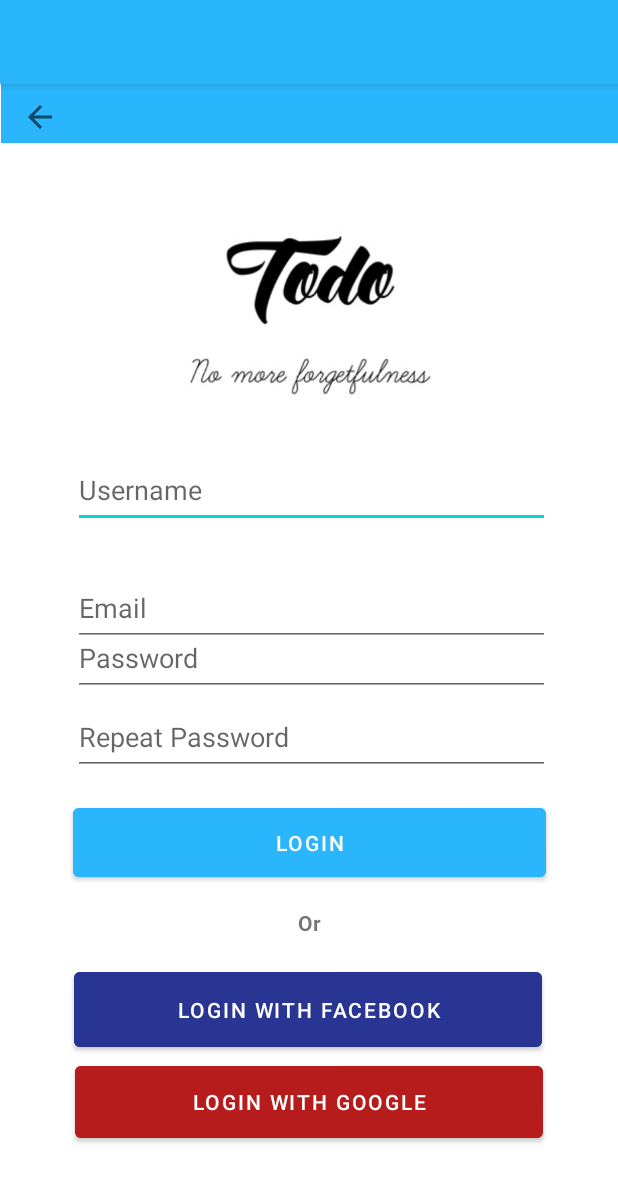
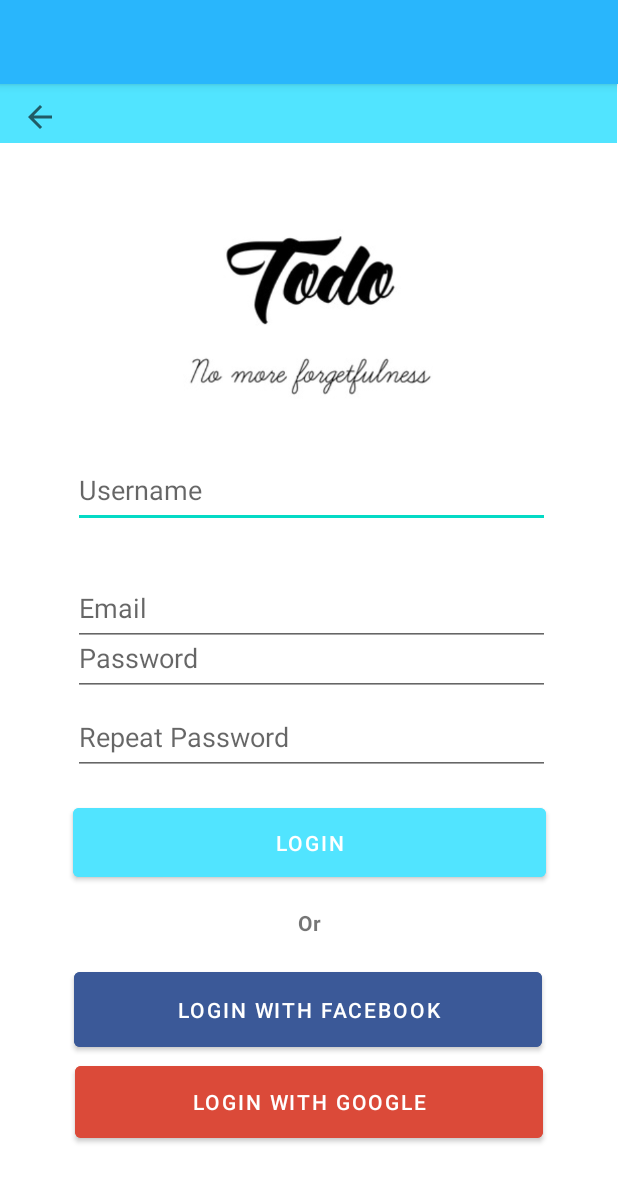
Before and after one commit to JeuRC/ToDo, an Android app: the screen it shows after launch (Recover_Login_ToDo), after a tap on "Sign In", on a phone screen of 412 x 824 dp. Shown: the top 1182 px of the screen. Run offline under Robolectric (Android 15) with nearby library versions, the phone set to English and light mode, and no system bars.

Commit message:
Se cambia la paleta de color a la mostrada en el prototipo

```diff
--- a/app/src/main/AndroidManifest.xml
+++ b/app/src/main/AndroidManifest.xml
@@ -11,6 +11,9 @@
         android:supportsRtl="true"
         android:theme="@style/Theme.ToDo"
         tools:targetApi="31">
+        <activity
+            android:name=".Home"
+            android:exported="false" />
         <activity
             android:name=".Home_Task_Todo"
             android:exported="false" />
--- a/app/src/main/res/layout/activity_login_email_to_do.xml
+++ b/app/src/main/res/layout/activity_login_email_to_do.xml
@@ -10,7 +10,7 @@
         android:id="@+id/top_barra"
         android:layout_width="411dp"
         android:layout_height="39dp"
-        android:background="@color/md_light_blue_400"
+        android:background="#51E4FF"
         app:layout_constraintEnd_toEndOf="parent"
         app:layout_constraintStart_toStartOf="parent"
         app:layout_constraintTop_toTopOf="parent" />
@@ -34,7 +34,7 @@
         android:layout_height="44dp"
         android:layout_marginEnd="358dp"
         android:layout_marginBottom="687dp"
-        android:backgroundTint="@color/md_light_blue_400"
+        android:backgroundTint="#51E4FF"
         android:contentDescription="@string/button_back_text"
         android:text="@string/button_back_text"
         app:layout_constraintBottom_toBottomOf="parent"
@@ -76,7 +76,7 @@
         android:id="@+id/continue_username_todo"
         android:layout_width="315dp"
         android:layout_height="58dp"
-        android:backgroundTint="@color/md_light_blue_400"
+        android:backgroundTint="#51E4FF"
         android:text="@string/button_continue"
         app:layout_constraintBottom_toBottomOf="parent"
         app:layout_constraintEnd_toEndOf="parent"
--- a/app/src/main/res/layout/activity_login_facebook_p.xml
+++ b/app/src/main/res/layout/activity_login_facebook_p.xml
@@ -10,7 +10,7 @@
         android:id="@+id/top_barra"
         android:layout_width="411dp"
         android:layout_height="39dp"
-        android:background="@color/md_indigo_800"
+        android:background="#3B5998"
         app:layout_constraintEnd_toEndOf="parent"
         app:layout_constraintStart_toStartOf="parent"
         app:layout_constraintTop_toTopOf="parent" />
@@ -35,7 +35,7 @@
         android:layout_height="44dp"
         android:layout_marginEnd="358dp"
         android:layout_marginBottom="687dp"
-        android:backgroundTint="@color/md_indigo_800"
+        android:backgroundTint="#3B5998"
         android:contentDescription="@string/button_back_text"
         android:text="@string/button_back_text"
         app:tint="@android:color/white"
@@ -123,7 +123,7 @@
         android:id="@+id/continue_facebook"
         android:layout_width="240dp"
         android:layout_height="56dp"
-        android:backgroundTint="@color/md_indigo_800"
+        android:backgroundTint="#3B5998"
         android:text="@string/continue_facebook"
         android:textAllCaps="false"
         android:textSize="16sp"
--- a/app/src/main/res/layout/activity_login_google_p.xml
+++ b/app/src/main/res/layout/activity_login_google_p.xml
@@ -10,7 +10,7 @@
         android:id="@+id/top_barra"
         android:layout_width="411dp"
         android:layout_height="39dp"
-        android:background="@color/md_red_900"
+        android:background="#DB4A39"
         app:layout_constraintEnd_toEndOf="parent"
         app:layout_constraintStart_toStartOf="parent"
         app:layout_constraintTop_toTopOf="parent" />
@@ -34,7 +34,7 @@
         android:layout_height="44dp"
         android:layout_marginEnd="358dp"
         android:layout_marginBottom="687dp"
-        android:backgroundTint="@color/md_red_900"
+        android:backgroundTint="#DB4A39"
         android:contentDescription="@string/button_back_text"
         android:text="@string/button_back_text"
         app:layout_constraintBottom_toBottomOf="parent"
@@ -134,7 +134,7 @@
         android:id="@+id/continue_facebook"
         android:layout_width="274dp"
         android:layout_height="56dp"
-        android:backgroundTint="@color/md_red_900"
+        android:backgroundTint="#DB4A39"
         android:text="@string/continue_facebook"
         android:textAllCaps="false"
         android:textSize="16sp"
--- a/app/src/main/res/layout/activity_login_sign_facebook.xml
+++ b/app/src/main/res/layout/activity_login_sign_facebook.xml
@@ -10,7 +10,7 @@
         android:id="@+id/top_barra"
         android:layout_width="411dp"
         android:layout_height="39dp"
-        android:background="@color/md_indigo_800"
+        android:background="#3B5998"
         app:layout_constraintEnd_toEndOf="parent"
         app:layout_constraintStart_toStartOf="parent"
         app:layout_constraintTop_toTopOf="parent" />
@@ -35,7 +35,7 @@
         android:layout_height="44dp"
         android:layout_marginEnd="358dp"
         android:layout_marginBottom="687dp"
-        android:backgroundTint="@color/md_indigo_800"
+        android:backgroundTint="#3B5998"
         android:contentDescription="@string/button_back_text"
         android:text="@string/button_back_text"
         app:tint="@android:color/white"
@@ -123,7 +123,7 @@
         android:id="@+id/continue_facebook"
         android:layout_width="240dp"
         android:layout_height="56dp"
-        android:backgroundTint="@color/md_indigo_800"
+        android:backgroundTint="#3B5998"
         android:text="@string/continue_facebook"
         android:textAllCaps="false"
         android:textSize="16sp"
--- a/app/src/main/res/layout/activity_login_sign_google.xml
+++ b/app/src/main/res/layout/activity_login_sign_google.xml
@@ -10,7 +10,7 @@
         android:id="@+id/top_barra"
         android:layout_width="411dp"
         android:layout_height="39dp"
-        android:background="@color/md_red_900"
+        android:background="#DB4A39"
         app:layout_constraintEnd_toEndOf="parent"
         app:layout_constraintStart_toStartOf="parent"
         app:layout_constraintTop_toTopOf="parent" />
@@ -34,7 +34,7 @@
         android:layout_height="44dp"
         android:layout_marginEnd="358dp"
         android:layout_marginBottom="687dp"
-        android:backgroundTint="@color/md_red_900"
+        android:backgroundTint="#DB4A39"
         android:contentDescription="@string/button_back_text"
         android:text="@string/button_back_text"
         app:layout_constraintBottom_toBottomOf="parent"
@@ -134,7 +134,7 @@
         android:id="@+id/continue_google"
         android:layout_width="274dp"
         android:layout_height="56dp"
-        android:backgroundTint="@color/md_red_900"
+        android:backgroundTint="#DB4A39"
         android:text="@string/continue_facebook"
         android:textAllCaps="false"
         android:textSize="16sp"
--- a/app/src/main/res/layout/activity_new_password_to_do.xml
+++ b/app/src/main/res/layout/activity_new_password_to_do.xml
@@ -10,7 +10,7 @@
         android:id="@+id/top_barra"
         android:layout_width="411dp"
         android:layout_height="39dp"
-        android:background="@color/md_light_blue_400"
+        android:background="#51E4FF"
         app:layout_constraintEnd_toEndOf="parent"
         app:layout_constraintStart_toStartOf="parent"
         app:layout_constraintTop_toTopOf="parent" />
@@ -34,7 +34,7 @@
         android:layout_height="44dp"
         android:layout_marginEnd="358dp"
         android:layout_marginBottom="687dp"
-        android:backgroundTint="@color/md_light_blue_400"
+        android:backgroundTint="#51E4FF"
         android:contentDescription="@string/button_back_text"
         android:text="@string/button_back_text"
         app:layout_constraintBottom_toBottomOf="parent"
@@ -104,7 +104,7 @@
         android:id="@+id/send1"
         android:layout_width="315dp"
         android:layout_height="58dp"
-        android:backgroundTint="@color/md_light_blue_400"
+        android:backgroundTint="#51E4FF"
         android:text="@string/button_continue"
         app:layout_constraintBottom_toBottomOf="parent"
         app:layout_constraintEnd_toEndOf="parent"
--- a/app/src/main/res/layout/activity_recover_login_to_do.xml
+++ b/app/src/main/res/layout/activity_recover_login_to_do.xml
@@ -10,8 +10,9 @@
         android:id="@+id/top_barra"
         android:layout_width="411dp"
         android:layout_height="39dp"
-        android:background="@color/md_light_blue_400"
+        android:background="#51E4FF"
         app:layout_constraintEnd_toEndOf="parent"
+        app:layout_constraintHorizontal_bias="0.0"
         app:layout_constraintStart_toStartOf="parent"
         app:layout_constraintTop_toTopOf="parent" />
 
@@ -21,7 +22,7 @@
         android:layout_height="44dp"
         android:layout_marginEnd="358dp"
         android:layout_marginBottom="687dp"
-        android:backgroundTint="@color/md_light_blue_400"
+        android:backgroundTint="#51E4FF"
         android:contentDescription="@string/button_back_text"
         android:text="@string/button_back_text"
         app:layout_constraintBottom_toBottomOf="parent"
@@ -108,7 +109,7 @@
         android:id="@+id/login1"
         android:layout_width="315dp"
         android:layout_height="58dp"
-        android:backgroundTint="@color/md_light_blue_400"
+        android:backgroundTint="#51E4FF"
         android:text="@string/enter_login1"
         app:layout_constraintBottom_toBottomOf="parent"
         app:layout_constraintEnd_toEndOf="parent"
@@ -132,7 +133,7 @@
         android:id="@+id/login_facebook"
         android:layout_width="312dp"
         android:layout_height="62dp"
-        android:backgroundTint="@color/md_indigo_800"
+        android:backgroundTint="#3B5998"
         android:text="@string/button_login_facebook"
         app:layout_constraintBottom_toBottomOf="parent"
         app:layout_constraintEnd_toEndOf="parent"
@@ -145,7 +146,7 @@
         android:id="@+id/login_google"
         android:layout_width="312dp"
         android:layout_height="60dp"
-        android:backgroundTint="@color/md_red_900"
+        android:backgroundTint="#DB4A39"
         android:text="@string/button_login_google"
         app:layout_constraintBottom_toBottomOf="parent"
         app:layout_constraintEnd_toEndOf="parent"
--- a/app/src/main/res/layout/activity_recover_password_to_do.xml
+++ b/app/src/main/res/layout/activity_recover_password_to_do.xml
@@ -10,7 +10,7 @@
         android:id="@+id/top_barra"
         android:layout_width="411dp"
         android:layout_height="39dp"
-        android:background="@color/md_light_blue_400"
+        android:background="#51E4FF"
         app:layout_constraintEnd_toEndOf="parent"
         app:layout_constraintStart_toStartOf="parent"
         app:layout_constraintTop_toTopOf="parent" />
@@ -34,7 +34,7 @@
         android:layout_height="44dp"
         android:layout_marginEnd="358dp"
         android:layout_marginBottom="687dp"
-        android:backgroundTint="@color/md_light_blue_400"
+        android:backgroundTint="#51E4FF"
         android:contentDescription="@string/button_back_text"
         android:text="@string/button_back_text"
         app:layout_constraintBottom_toBottomOf="parent"
@@ -76,7 +76,7 @@
         android:id="@+id/send1"
         android:layout_width="315dp"
         android:layout_height="58dp"
-        android:backgroundTint="@color/md_light_blue_400"
+        android:backgroundTint="#51E4FF"
         android:text="@string/enter_send1"
         app:layout_constraintBottom_toBottomOf="parent"
         app:layout_constraintEnd_toEndOf="parent"
```
Also changed, not shown: app/src/main/java/com/example/todo/Home.kt (added, +11 -0 lines), app/src/main/res/layout/activity_home.xml (added, +9 -0 lines), app/src/main/res/layout/activity_login_to_do_p.xml (+4 -3 lines), app/src/main/res/layout/activity_main.xml (+5 -5 lines).
